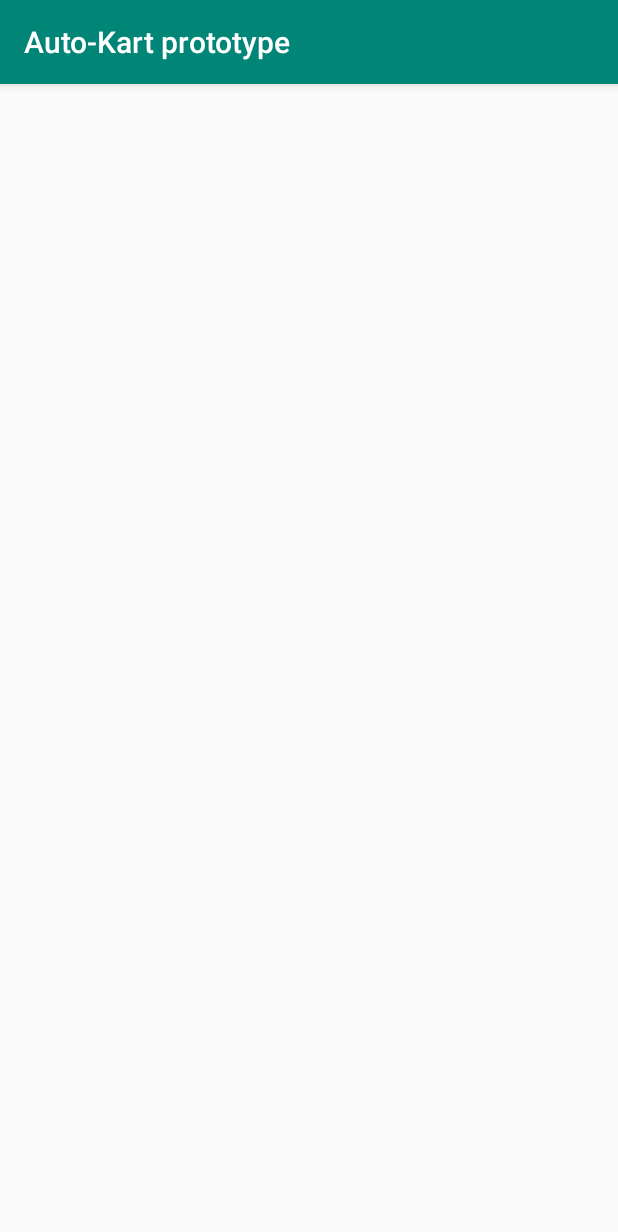
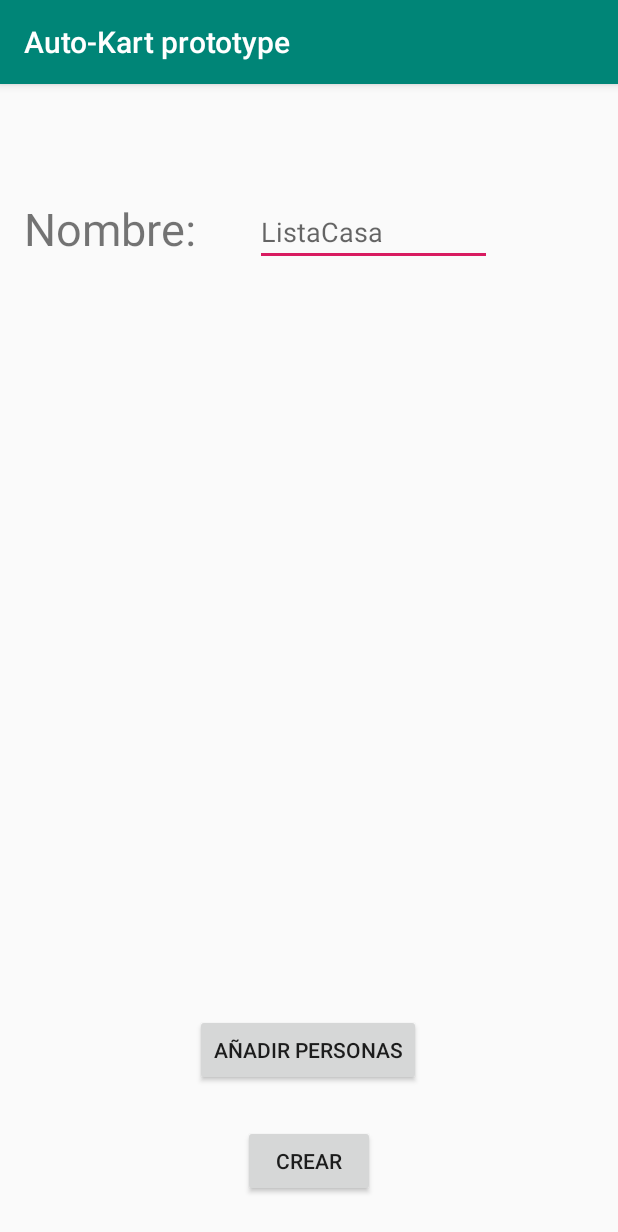
Before and after one commit to KaeTahr/Auto-Kart, an Android app: the crearLista screen opened directly, with no data from a screen before it, on a phone screen of 412 x 824 dp. Shown: the top 1232 px of the screen. Run offline under Robolectric (Android 15) with nearby library versions, the phone set to English and light mode, and no system bars.

Commit message:
blue printed crear lista

```diff
--- a/app/src/main/res/layout/activity_crear_lista.xml
+++ b/app/src/main/res/layout/activity_crear_lista.xml
@@ -6,4 +6,65 @@
     android:layout_height="match_parent"
     tools:context=".crearLista">
 
+    <TextView
+        android:id="@+id/textView"
+        android:layout_width="122dp"
+        android:layout_height="37dp"
+        android:layout_marginStart="8dp"
+        android:layout_marginLeft="8dp"
+        android:layout_marginTop="76dp"
+        android:layout_marginEnd="8dp"
+        android:layout_marginRight="8dp"
+        android:text="Nombre:"
+        android:textSize="30sp"
+        app:layout_constraintEnd_toEndOf="parent"
+        app:layout_constraintHorizontal_bias="0.029"
+        app:layout_constraintStart_toStartOf="parent"
+        app:layout_constraintTop_toTopOf="parent" />
+
+    <EditText
+        android:id="@+id/editText"
+        android:layout_width="158dp"
+        android:layout_height="wrap_content"
+        android:layout_marginStart="32dp"
+        android:layout_marginLeft="32dp"
+        android:ems="10"
+        android:hint="ListaCasa"
+        android:inputType="text"
+        android:textSize="18sp"
+        app:layout_constraintBottom_toBottomOf="@+id/textView"
+        app:layout_constraintStart_toEndOf="@+id/textView"
+        app:layout_constraintTop_toTopOf="@+id/textView"
+        app:layout_constraintVertical_bias="0.0" />
+
+    <Button
+        android:id="@+id/btnAnadirPersonas"
+        android:layout_width="wrap_content"
+        android:layout_height="wrap_content"
+        android:layout_marginStart="8dp"
+        android:layout_marginLeft="8dp"
+        android:layout_marginEnd="8dp"
+        android:layout_marginRight="8dp"
+        android:layout_marginBottom="100dp"
+        android:text="Añadir Personas"
+        app:layout_constraintBottom_toBottomOf="parent"
+        app:layout_constraintEnd_toEndOf="parent"
+        app:layout_constraintHorizontal_bias="0.497"
+        app:layout_constraintStart_toStartOf="parent" />
+
+    <Button
+        android:id="@+id/btnCrear"
+        android:layout_width="wrap_content"
+        android:layout_height="wrap_content"
+        android:layout_marginStart="8dp"
+        android:layout_marginLeft="8dp"
+        android:layout_marginTop="8dp"
+        android:layout_marginEnd="8dp"
+        android:layout_marginRight="8dp"
+        android:layout_marginBottom="8dp"
+        android:text="Crear"
+        app:layout_constraintBottom_toBottomOf="parent"
+        app:layout_constraintEnd_toEndOf="parent"
+        app:layout_constraintStart_toStartOf="parent"
+        app:layout_constraintTop_toBottomOf="@+id/btnAnadirPersonas" />
 </android.support.constraint.ConstraintLayout>
```
